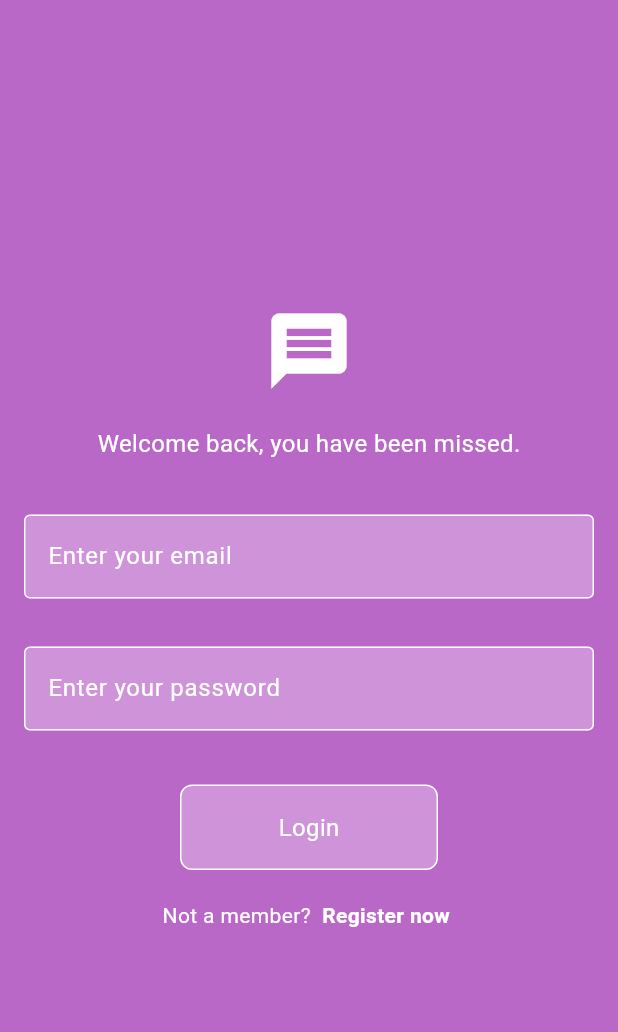
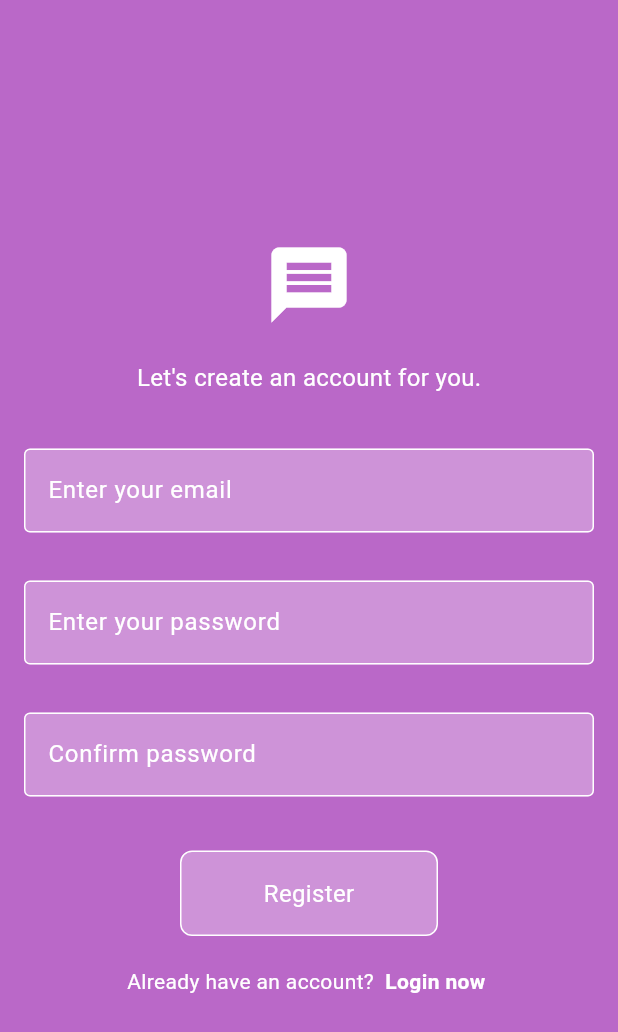
Before and after one commit to MamtaBhatt885/guff_gaaf, a Flutter app: the screen it shows after launch, after a tap on "Register now", on a phone screen of 412 x 824 dp. Shown: the top 1032 px of the screen. Run offline on Flutter 3.47's test engine with Material 3 defaults, Android fonts, the phone set to English and light mode, and no system bars.

Commit message:
all problems resolved related with login and register ui

```diff
--- a/lib/feat/auth/login_page.dart
+++ b/lib/feat/auth/login_page.dart
@@ -3,25 +3,30 @@ import 'package:flutter/material.dart';
 import 'package:guff_gaaf/components/buttons.dart';
 import 'package:guff_gaaf/components/my_textfield.dart';
 
-import '../theme/light_theme.dart';
 
-class LoginPage extends StatelessWidget {
+class LoginPage extends StatefulWidget {
+
+ final void Function()? onTap;
+
+  const LoginPage({super.key, required this.onTap});
+
+  @override
+  State<LoginPage> createState() => _LoginPageState();
+}
+
+class _LoginPageState extends State<LoginPage> {
+
 
   //email and pw controller
   final TextEditingController _emailController =TextEditingController();
+
   final TextEditingController _pwController =TextEditingController();
-
- //tap to go to register page
- final void Function()? onTap;
-
-   LoginPage({super.key, required this.onTap});
 
    //login method
   void login(){
     //
 
   }
-
 
   @override
   Widget build(BuildContext context) {
@@ -59,8 +64,12 @@ Row(
   children: [
     Text("Not a member? ",style: TextStyle(color: Theme.of(context).colorScheme.tertiary)),
     GestureDetector(
-        onTap:onTap ,
-        child: Text(" Register now ",style: TextStyle(color: Theme.of(context).colorScheme.tertiary,fontWeight: FontWeight.bold),)),
+        onTap:widget.onTap ,
+        child: Text(" Register now ",
+          style: TextStyle(
+              color: Theme.of(context).colorScheme.tertiary,
+              fontWeight: FontWeight.bold),)
+    ),
   ],
 )
 
--- a/lib/feat/auth/login_register.dart
+++ b/lib/feat/auth/login_register.dart
@@ -16,19 +16,16 @@ class _LoginRegisterState extends State<LoginRegister> {
 
   //toggle between login and register page
   void togglePages(){
-    showLoginPage = !showLoginPage;
+    setState(() {
+      showLoginPage = !showLoginPage;
+    });
+
   }
 
   @override
   Widget build(BuildContext context) {
-   if(showLoginPage){
-     return LoginPage(
-       onTap: togglePages,
-     );
-   }else {
-     return RegisterPage(
-       onTap: togglePages,
-     );
-   }
+    return showLoginPage
+        ? LoginPage(onTap: togglePages)
+        : RegisterPage(onTap: togglePages);
   }
 }
--- a/lib/feat/auth/register_page.dart
+++ b/lib/feat/auth/register_page.dart
@@ -4,20 +4,26 @@ import 'package:flutter/material.dart';
 import '../../components/buttons.dart';
 import '../../components/my_textfield.dart';
 
-class RegisterPage extends StatelessWidget {
-  final TextEditingController _emailController =TextEditingController();
-  final TextEditingController _pwController =TextEditingController();
-  final TextEditingController _confirmPwController =TextEditingController();
-
-  //tap to goto login page
+class RegisterPage extends StatefulWidget {
   final void Function()? onTap;
 
 
   RegisterPage({super.key, required this.onTap});
+
+  @override
+  State<RegisterPage> createState() => _RegisterPageState();
+}
+
+class _RegisterPageState extends State<RegisterPage> {
+  final TextEditingController _emailController =TextEditingController();
+
+  final TextEditingController _pwController =TextEditingController();
+
+  final TextEditingController _confirmPwController =TextEditingController();
+
   void register(){
     //
   }
-
 
   @override
   Widget build(BuildContext context) {
@@ -58,7 +64,7 @@ class RegisterPage extends StatelessWidget {
               children: [
                 Text("Already have an account? ",style: TextStyle(color: Theme.of(context).colorScheme.tertiary)),
                 GestureDetector(
-                    onTap: onTap,
+                    onTap: widget.onTap,
                     child: Text(" Login now ",style: TextStyle(color: Theme.of(context).colorScheme.tertiary,fontWeight: FontWeight.bold),)),
               ],
             )
```
